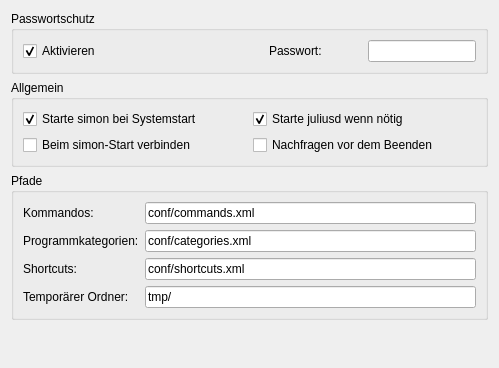
The window that ui/generalsettingsdlg.ui (KDE/simon) describes before a commit, drawn with Qt 5.
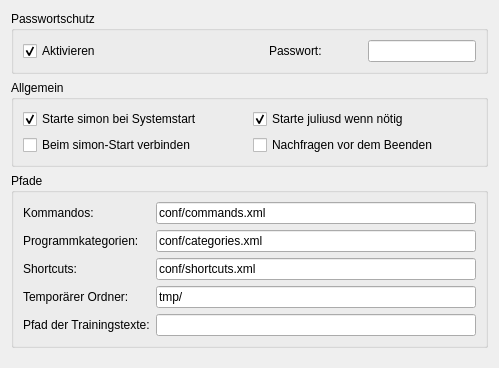
The same window after the commit. Icons and pictures are not drawn.

What changed in the file:
```diff
--- a/ui/generalsettingsdlg.ui
+++ b/ui/generalsettingsdlg.ui
@@ -182,6 +182,13 @@
           </property>
          </widget>
         </item>
+        <item>
+         <widget class="QLabel" name="lbPathToTexts" >
+          <property name="text" >
+           <string>Pfad der Trainingstexte:</string>
+          </property>
+         </widget>
+        </item>
        </layout>
       </item>
       <item>
@@ -214,6 +221,9 @@
           </property>
          </widget>
         </item>
+        <item>
+         <widget class="QLineEdit" name="lePathToTexts" />
+        </item>
        </layout>
       </item>
      </layout>
```
Left out of the diff: 6 changed lines with no effect on the pictures.
